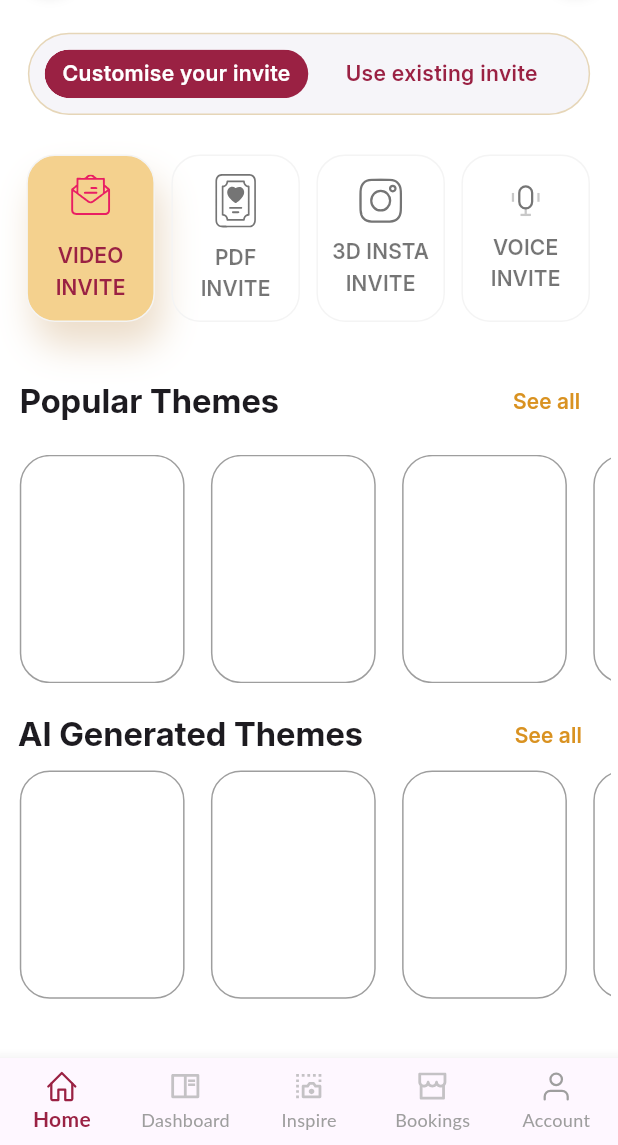
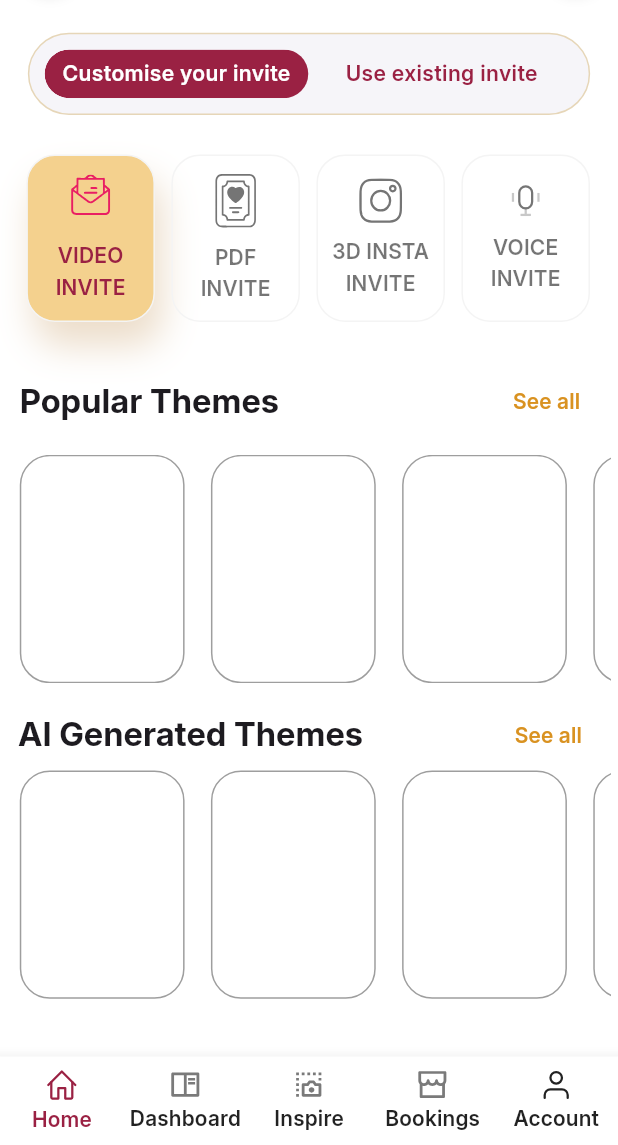
Before and after one commit to adarsht552/wedding_flutter_app, a Flutter app: the screen it shows after launch, on a phone screen of 412 x 824 dp, the part 91-1236 px from its top. Run offline on Flutter 3.47's test engine with Material 3 defaults, Android fonts, the phone set to English and light mode, and no system bars; drawn by our look-alikes of toggle_switch; our stand-ins replace cloud_firestore, firebase_auth, firebase_core, flutter_screenutil, flutter_svg, google_sign_in and 1 more; missing offline and left inert: firebase_app_check; accounts and stored records are empty; Roboto replaces fonts that are missing (Lato).

Commit message:
bottom bar upgrade

```diff
--- a/lib/utils/widgets/bottom_bar.dart
+++ b/lib/utils/widgets/bottom_bar.dart
@@ -16,17 +16,15 @@ class CustomBottomNavigationBar extends StatelessWidget {
     return Theme(
       data: ThemeData(
         splashColor: Colors.transparent,
-        bottomNavigationBarTheme: const BottomNavigationBarThemeData(
-          selectedLabelStyle: TextStyle(
-            fontFamily: 'Lato',
-            fontSize: 14,
-            fontWeight: FontWeight.bold,
-          ),
-          unselectedLabelStyle: TextStyle(
-            fontFamily: 'Lato',
-            fontSize: 12,
-            fontWeight: FontWeight.normal,
-          ),
+        bottomNavigationBarTheme: BottomNavigationBarThemeData(
+          selectedLabelStyle: Theme.of(context).textTheme.titleMedium!.copyWith(
+                fontFamily: 'Inter',
+                fontSize: 14,
+              ),
+          unselectedLabelStyle:
+              Theme.of(context).textTheme.titleMedium!.copyWith(
+                    fontFamily: 'Inter',
+                  ),
         ),
       ),
       child: BottomNavigationBar(
@@ -35,7 +33,7 @@ class CustomBottomNavigationBar extends StatelessWidget {
             icon: SvgPicture.asset(
               "assets/svg/home.svg",
               colorFilter: ColorFilter.mode(
-                  currentIndex == 0 ? const Color(0xff9A2143) : Colors.grey,
+                  currentIndex == 0 ? const Color(0xff9A2143) : Colors.black87,
                   BlendMode.srcIn),
             ),
             label: 'Home',
@@ -44,7 +42,7 @@ class CustomBottomNavigationBar extends StatelessWidget {
             icon: SvgPicture.asset(
               "assets/svg/dashboard.svg",
               colorFilter: ColorFilter.mode(
-                  currentIndex == 1 ? const Color(0xff9A2143) : Colors.grey,
+                  currentIndex == 1 ? const Color(0xff9A2143) : Colors.black87,
                   BlendMode.srcIn),
             ),
             label: 'Dashboard',
@@ -53,7 +51,7 @@ class CustomBottomNavigationBar extends StatelessWidget {
             icon: SvgPicture.asset(
               "assets/svg/inspire.svg",
               colorFilter: ColorFilter.mode(
-                  currentIndex == 2 ? const Color(0xff9A2143) : Colors.grey,
+                  currentIndex == 2 ? const Color(0xff9A2143) : Colors.black87,
                   BlendMode.srcIn),
             ),
             label: 'Inspire',
@@ -62,7 +60,7 @@ class CustomBottomNavigationBar extends StatelessWidget {
             icon: SvgPicture.asset(
               "assets/svg/bookings.svg",
               colorFilter: ColorFilter.mode(
-                  currentIndex == 3 ? const Color(0xff9A2143) : Colors.grey,
+                  currentIndex == 3 ? const Color(0xff9A2143) : Colors.black87,
                   BlendMode.srcIn),
             ),
             label: 'Bookings',
@@ -71,7 +69,7 @@ class CustomBottomNavigationBar extends StatelessWidget {
             icon: SvgPicture.asset(
               "assets/svg/account.svg",
               colorFilter: ColorFilter.mode(
-                  currentIndex == 4 ? const Color(0xff9A2143) : Colors.grey,
+                  currentIndex == 4 ? const Color(0xff9A2143) : Colors.black87,
                   BlendMode.srcIn),
             ),
             label: 'Account',
@@ -81,9 +79,10 @@ class CustomBottomNavigationBar extends StatelessWidget {
         showUnselectedLabels: true,
         currentIndex: currentIndex,
         selectedItemColor: const Color(0xff9A2143),
-        unselectedItemColor: Colors.grey,
+        unselectedItemColor: Colors.black87,
         onTap: onTap,
         type: BottomNavigationBarType.fixed,
+        backgroundColor: Colors.white,
       ),
     );
   }
```
